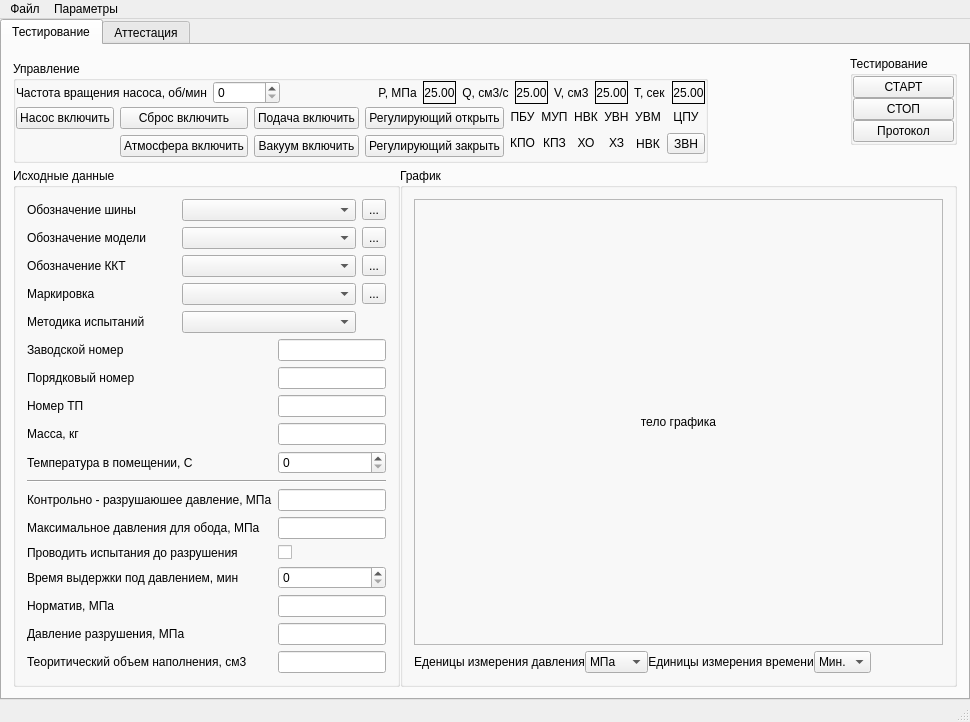
Qt form main_window.ui (firef0xff/ttm25) before a commit.
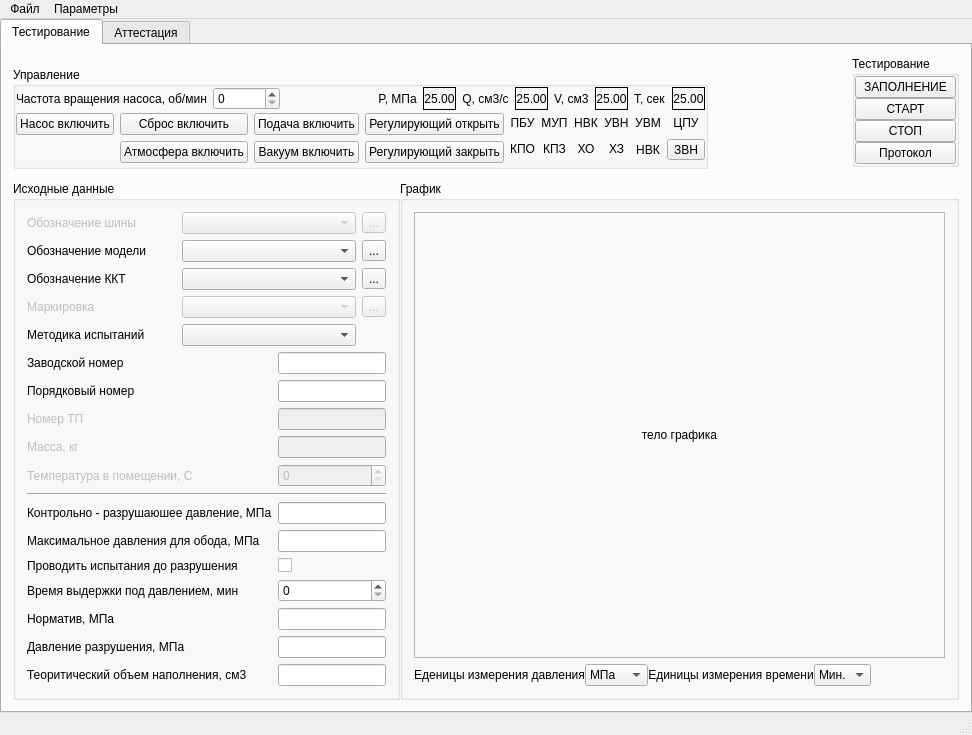
The same form after that commit. The open tabs and pages were chosen to show the change.

```diff
--- a/main_window.ui
+++ b/main_window.ui
@@ -9,8 +9,8 @@
    <rect>
     <x>0</x>
     <y>0</y>
-    <width>970</width>
-    <height>722</height>
+    <width>972</width>
+    <height>735</height>
    </rect>
   </property>
   <property name="windowTitle">
@@ -596,6 +596,16 @@
                  <property name="bottomMargin">
                   <number>0</number>
                  </property>
+                 <item>
+                  <widget class="QPushButton" name="pushButton">
+                   <property name="text">
+                    <string>ЗАПОЛНЕНИЕ</string>
+                   </property>
+                   <property name="checkable">
+                    <bool>true</bool>
+                   </property>
+                  </widget>
+                 </item>
                  <item>
                   <widget class="QPushButton" name="pushButton_4">
                    <property name="sizePolicy">
@@ -607,6 +617,9 @@
                    <property name="text">
                     <string>СТАРТ</string>
                    </property>
+                   <property name="checkable">
+                    <bool>true</bool>
+                   </property>
                   </widget>
                  </item>
                  <item>
@@ -711,6 +724,9 @@
                    </item>
                    <item row="3" column="2">
                     <widget class="QToolButton" name="bMark">
+                     <property name="enabled">
+                      <bool>false</bool>
+                     </property>
                      <property name="text">
                       <string>...</string>
                      </property>
@@ -718,6 +734,9 @@
                    </item>
                    <item row="3" column="0">
                     <widget class="QLabel" name="lMark">
+                     <property name="enabled">
+                      <bool>false</bool>
+                     </property>
                      <property name="text">
                       <string>Маркировка</string>
                      </property>
@@ -752,13 +771,20 @@
                    </item>
                    <item row="0" column="0">
                     <widget class="QLabel" name="lTitleTire">
+                     <property name="enabled">
+                      <bool>false</bool>
+                     </property>
                      <property name="text">
                       <string>Обозначение шины</string>
                      </property>
                     </widget>
                    </item>
                    <item row="3" column="1">
-                    <widget class="QComboBox" name="eMark"/>
+                    <widget class="QComboBox" name="eMark">
+                     <property name="enabled">
+                      <bool>false</bool>
+                     </property>
+                    </widget>
                    </item>
                    <item row="1" column="2">
                     <widget class="QToolButton" name="bTitleModel">
@@ -769,6 +795,9 @@
                    </item>
                    <item row="0" column="2">
                     <widget class="QToolButton" name="bTitleTire">
+                     <property name="enabled">
+                      <bool>false</bool>
+                     </property>
                      <property name="text">
                       <string>...</string>
                      </property>
@@ -782,7 +811,11 @@
                     </widget>
                    </item>
                    <item row="0" column="1">
-                    <widget class="QComboBox" name="eTitleTire"/>
+                    <widget class="QComboBox" name="eTitleTire">
+                     <property name="enabled">
+                      <bool>false</bool>
+                     </property>
+                    </widget>
                    </item>
                   </layout>
                  </item>
@@ -811,6 +844,9 @@
                    </item>
                    <item row="4" column="0">
                     <widget class="QLabel" name="lTemperature">
+                     <property name="enabled">
+                      <bool>false</bool>
+                     </property>
                      <property name="text">
                       <string>Температура в помещении, С</string>
                      </property>
@@ -847,7 +883,11 @@
                     </widget>
                    </item>
                    <item row="4" column="1">
-                    <widget class="QSpinBox" name="eTemperature"/>
+                    <widget class="QSpinBox" name="eTemperature">
+                     <property name="enabled">
+                      <bool>false</bool>
+                     </property>
+                    </widget>
                    </item>
                    <item row="6" column="1">
                     <widget class="QLineEdit" name="eCBP">
@@ -885,6 +925,9 @@
                    </item>
                    <item row="3" column="0">
                     <widget class="QLabel" name="lMass">
+                     <property name="enabled">
+                      <bool>false</bool>
+                     </property>
                      <property name="text">
                       <string>Масса, кг</string>
                      </property>
@@ -909,6 +952,9 @@
                    </item>
                    <item row="3" column="1">
                     <widget class="QLineEdit" name="eMass">
+                     <property name="enabled">
+                      <bool>false</bool>
+                     </property>
                      <property name="sizePolicy">
                       <sizepolicy hsizetype="Preferred" vsizetype="Fixed">
                        <horstretch>0</horstretch>
@@ -919,6 +965,9 @@
                    </item>
                    <item row="2" column="1">
                     <widget class="QLineEdit" name="eTPNumbet">
+                     <property name="enabled">
+                      <bool>false</bool>
+                     </property>
                      <property name="sizePolicy">
                       <sizepolicy hsizetype="Preferred" vsizetype="Fixed">
                        <horstretch>0</horstretch>
@@ -942,6 +991,9 @@
                    </item>
                    <item row="2" column="0">
                     <widget class="QLabel" name="lTPNumbet">
+                     <property name="enabled">
+                      <bool>false</bool>
+                     </property>
                      <property name="text">
                       <string>Номер ТП</string>
                      </property>
@@ -1174,7 +1226,7 @@
     <rect>
      <x>0</x>
      <y>0</y>
-     <width>970</width>
+     <width>972</width>
      <height>19</height>
     </rect>
    </property>
```
Left out of the diff: 8 changed lines with no effect on the pictures.
